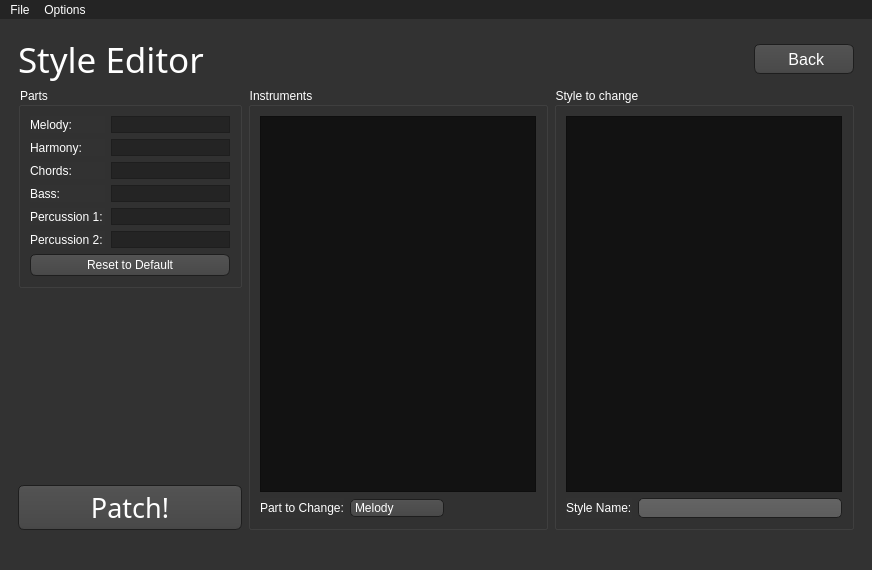
Qt form WiiMusicPlus.ui (BenjaminHalko/WiiMusicEditorPlus) before a commit.
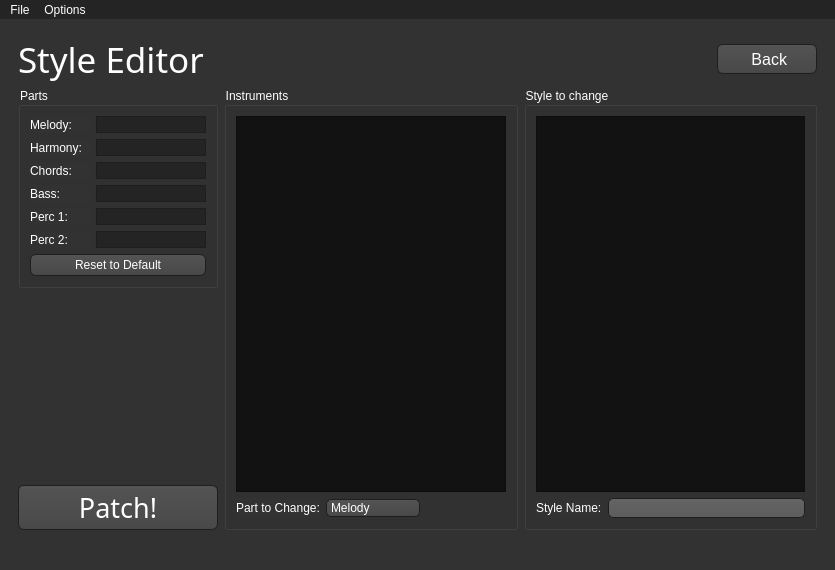
The same form after that commit. The open tabs and pages were chosen to show the change. Icons and pictures are not drawn.

Diff of the .ui file:
```diff
--- a/WiiMusicPlus.ui
+++ b/WiiMusicPlus.ui
@@ -6,7 +6,7 @@
    <rect>
     <x>0</x>
     <y>0</y>
-    <width>872</width>
+    <width>814</width>
     <height>570</height>
    </rect>
   </property>
@@ -942,201 +942,9 @@
   <widget class="QWidget" name="centralwidget">
    <property name="palette">
     <palette>
-     <active>
-      <colorrole role="WindowText">
-       <brush brushstyle="SolidPattern">
-        <color alpha="255">
-         <red>255</red>
-         <green>255</green>
-         <blue>255</blue>
-        </color>
-       </brush>
-      </colorrole>
-      <colorrole role="Button">
-       <brush brushstyle="SolidPattern">
-        <color alpha="255">
-         <red>50</red>
-         <green>50</green>
-         <blue>50</blue>
-        </color>
-       </brush>
-      </colorrole>
-      <colorrole role="Text">
-       <brush brushstyle="SolidPattern">
-        <color alpha="255">
-         <red>255</red>
-         <green>255</green>
-         <blue>255</blue>
-        </color>
-       </brush>
-      </colorrole>
-      <colorrole role="ButtonText">
-       <brush brushstyle="SolidPattern">
-        <color alpha="255">
-         <red>255</red>
-         <green>255</green>
-         <blue>255</blue>
-        </color>
-       </brush>
-      </colorrole>
-      <colorrole role="Base">
-       <brush brushstyle="SolidPattern">
-        <color alpha="255">
-         <red>50</red>
-         <green>50</green>
-         <blue>50</blue>
-        </color>
-       </brush>
-      </colorrole>
-      <colorrole role="Window">
-       <brush brushstyle="SolidPattern">
-        <color alpha="255">
-         <red>50</red>
-         <green>50</green>
-         <blue>50</blue>
-        </color>
-       </brush>
-      </colorrole>
-      <colorrole role="PlaceholderText">
-       <brush brushstyle="SolidPattern">
-        <color alpha="255">
-         <red>255</red>
-         <green>255</green>
-         <blue>255</blue>
-        </color>
-       </brush>
-      </colorrole>
-     </active>
-     <inactive>
-      <colorrole role="WindowText">
-       <brush brushstyle="SolidPattern">
-        <color alpha="255">
-         <red>255</red>
-         <green>255</green>
-         <blue>255</blue>
-        </color>
-       </brush>
-      </colorrole>
-      <colorrole role="Button">
-       <brush brushstyle="SolidPattern">
-        <color alpha="255">
-         <red>50</red>
-         <green>50</green>
-         <blue>50</blue>
-        </color>
-       </brush>
-      </colorrole>
-      <colorrole role="Text">
-       <brush brushstyle="SolidPattern">
-        <color alpha="255">
-         <red>255</red>
-         <green>255</green>
-         <blue>255</blue>
-        </color>
-       </brush>
-      </colorrole>
-      <colorrole role="ButtonText">
-       <brush brushstyle="SolidPattern">
-        <color alpha="255">
-         <red>255</red>
-         <green>255</green>
-         <blue>255</blue>
-        </color>
-       </brush>
-      </colorrole>
-      <colorrole role="Base">
-       <brush brushstyle="SolidPattern">
-        <color alpha="255">
-         <red>50</red>
-         <green>50</green>
-         <blue>50</blue>
-        </color>
-       </brush>
-      </colorrole>
-      <colorrole role="Window">
-       <brush brushstyle="SolidPattern">
-        <color alpha="255">
-         <red>50</red>
-         <green>50</green>
-         <blue>50</blue>
-        </color>
-       </brush>
-      </colorrole>
-      <colorrole role="PlaceholderText">
-       <brush brushstyle="SolidPattern">
-        <color alpha="255">
-         <red>255</red>
-         <green>255</green>
-         <blue>255</blue>
-        </color>
-       </brush>
-      </colorrole>
-     </inactive>
-     <disabled>
-      <colorrole role="WindowText">
-       <brush brushstyle="SolidPattern">
-        <color alpha="255">
-         <red>64</red>
-         <green>64</green>
-         <blue>64</blue>
-        </color>
-       </brush>
-      </colorrole>
-      <colorrole role="Button">
-       <brush brushstyle="SolidPattern">
-        <color alpha="255">
-         <red>50</red>
-         <green>50</green>
-         <blue>50</blue>
-        </color>
-       </brush>
-      </colorrole>
-      <colorrole role="Text">
-       <brush brushstyle="SolidPattern">
-        <color alpha="255">
-         <red>64</red>
-         <green>64</green>
-         <blue>64</blue>
-        </color>
-       </brush>
-      </colorrole>
-      <colorrole role="ButtonText">
-       <brush brushstyle="SolidPattern">
-        <color alpha="255">
-         <red>64</red>
-         <green>64</green>
-         <blue>64</blue>
-        </color>
-       </brush>
-      </colorrole>
-      <colorrole role="Base">
-       <brush brushstyle="SolidPattern">
-        <color alpha="255">
-         <red>50</red>
-         <green>50</green>
-         <blue>50</blue>
-        </color>
-       </brush>
-      </colorrole>
-      <colorrole role="Window">
-       <brush brushstyle="SolidPattern">
-        <color alpha="255">
-         <red>50</red>
-         <green>50</green>
-         <blue>50</blue>
-        </color>
-       </brush>
-      </colorrole>
-      <colorrole role="PlaceholderText">
-       <brush brushstyle="SolidPattern">
-        <color alpha="255">
-         <red>64</red>
-         <green>64</green>
-         <blue>64</blue>
-        </color>
-       </brush>
-      </colorrole>
-     </disabled>
+     <active/>
+     <inactive/>
+     <disabled/>
     </palette>
    </property>
    <layout class="QVBoxLayout" name="verticalLayout_17">
@@ -2175,7 +1983,7 @@
                   <widget class="QLabel" name="StE_Part_Melody_Label">
                    <property name="maximumSize">
                     <size>
-                     <width>75</width>
+                     <width>60</width>
                      <height>16777215</height>
                     </size>
                    </property>
@@ -2219,7 +2027,7 @@
                    </property>
                    <property name="maximumSize">
                     <size>
-                     <width>75</width>
+                     <width>60</width>
                      <height>16777215</height>
                     </size>
                    </property>
@@ -2263,7 +2071,7 @@
                    </property>
                    <property name="maximumSize">
                     <size>
-                     <width>75</width>
+                     <width>60</width>
                      <height>16777215</height>
                     </size>
                    </property>
@@ -2307,7 +2115,7 @@
                    </property>
                    <property name="maximumSize">
                     <size>
-                     <width>75</width>
+                     <width>60</width>
                      <height>16777215</height>
                     </size>
                    </property>
@@ -2351,12 +2159,12 @@
                    </property>
                    <property name="maximumSize">
                     <size>
-                     <width>75</width>
+                     <width>60</width>
                      <height>16777215</height>
                     </size>
                    </property>
                    <property name="text">
-                    <string>Percussion 1:</string>
+                    <string>Perc 1:</string>
                    </property>
                   </widget>
                  </item>
@@ -2395,12 +2203,12 @@
                    </property>
                    <property name="maximumSize">
                     <size>
-                     <width>75</width>
+                     <width>60</width>
                      <height>16777215</height>
                     </size>
                    </property>
                    <property name="text">
-                    <string>Percussion 2:</string>
+                    <string>Perc 2:</string>
                    </property>
                   </widget>
                  </item>
@@ -2791,7 +2599,7 @@
     <rect>
      <x>0</x>
      <y>0</y>
-     <width>872</width>
+     <width>814</width>
      <height>22</height>
     </rect>
    </property>
```
Left out of the diff: 2 changed lines with no effect on the pictures.
